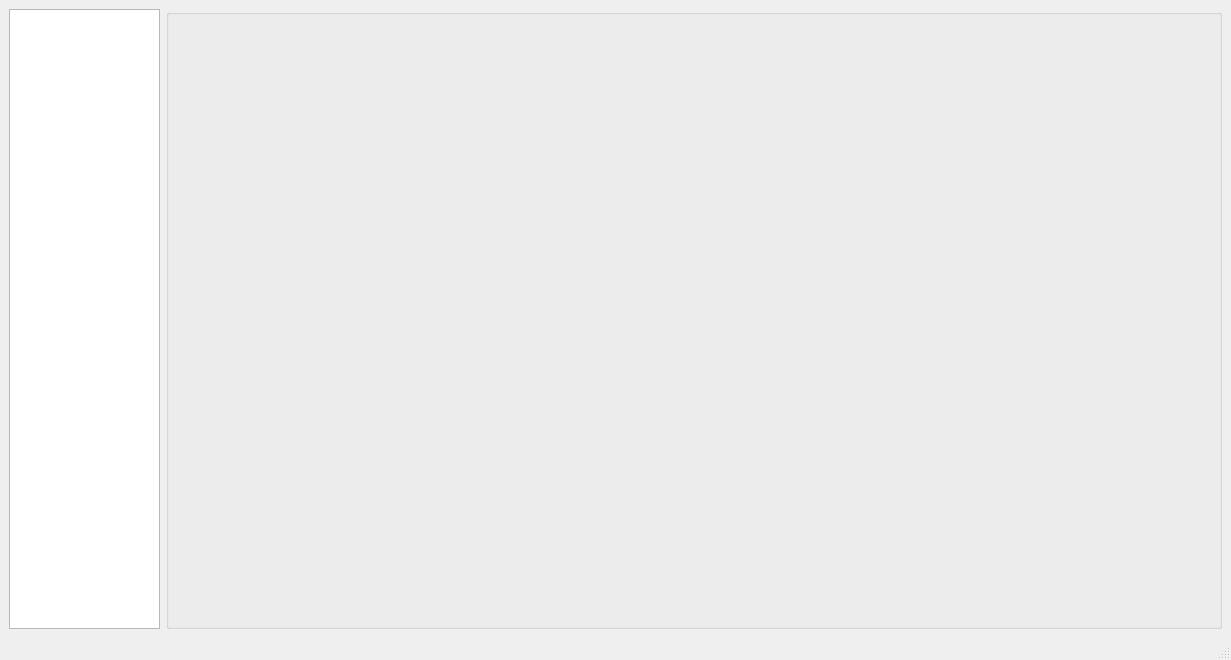
Qt form ui/mainwindow.ui (buffalotine/my_cff) before a commit.
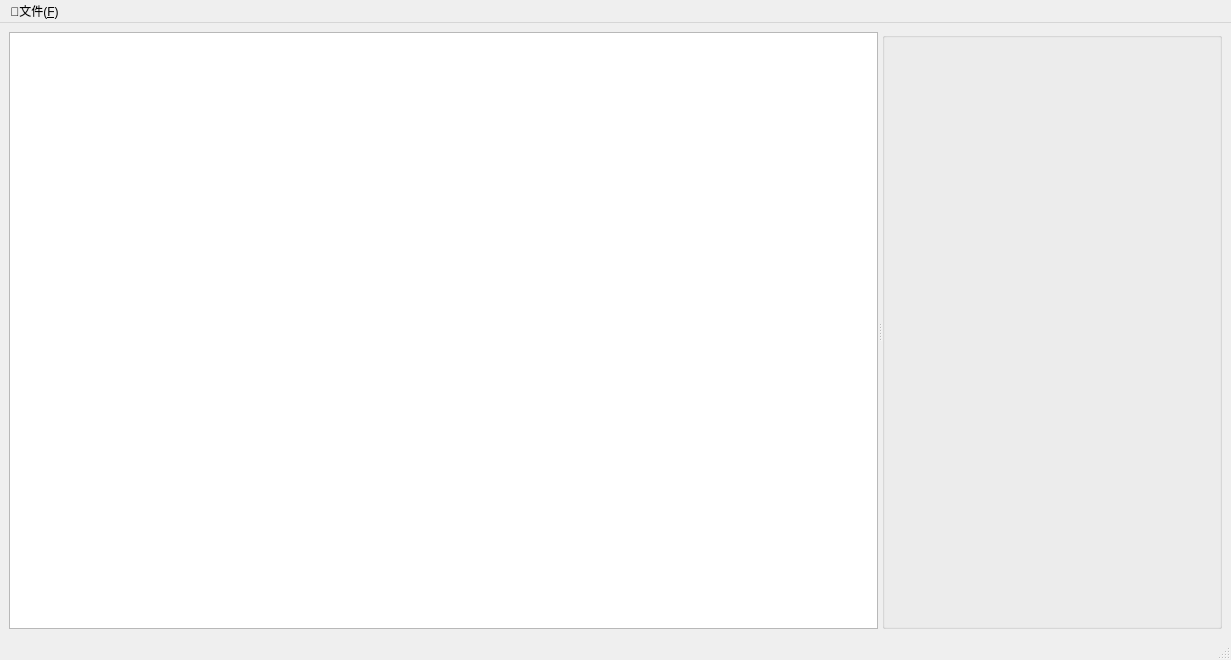
The same form after that commit. Icons and pictures are not drawn. Custom widgets are drawn as their Qt base class.

Diff of the .ui file:
```diff
--- a/ui/mainwindow.ui
+++ b/ui/mainwindow.ui
@@ -18,10 +18,21 @@
     <normaloff>:/images/images/icon/navigation/m8.ico</normaloff>:/images/images/icon/navigation/m8.ico</iconset>
   </property>
   <widget class="QWidget" name="centralWidget">
-   <layout class="QGridLayout" name="gridLayout">
-    <item row="0" column="0">
-     <layout class="QHBoxLayout" name="horizontalLayout" stretch="1,7">
+   <layout class="QHBoxLayout" name="horizontalLayout">
       <item>
+     <widget class="QSplitter" name="mainSplitter">
+      <property name="lineWidth">
+       <number>1</number>
+      </property>
+      <property name="midLineWidth">
+       <number>0</number>
+      </property>
+      <property name="orientation">
+       <enum>Qt::Orientation::Horizontal</enum>
+      </property>
+      <property name="opaqueResize">
+       <bool>true</bool>
+      </property>
        <widget class="NavigationView" name="navigationView">
         <attribute name="headerVisible">
          <bool>false</bool>
@@ -32,15 +43,12 @@
          </property>
         </column>
        </widget>
-      </item>
-      <item>
        <widget class="QGroupBox" name="subViewContainer">
         <property name="title">
          <string/>
         </property>
        </widget>
-      </item>
-     </layout>
+     </widget>
     </item>
    </layout>
   </widget>
@@ -50,9 +58,19 @@
      <x>0</x>
      <y>0</y>
      <width>1231</width>
-     <height>21</height>
+     <height>22</height>
     </rect>
    </property>
+   <widget class="QMenu" name="menu">
+    <property name="title">
+     <string>📂文件(&amp;F)</string>
+    </property>
+    <addaction name="actionopen"/>
+    <addaction name="actionclose"/>
+    <addaction name="separator"/>
+    <addaction name="actionexit"/>
+   </widget>
+   <addaction name="menu"/>
   </widget>
   <widget class="QStatusBar" name="statusbar"/>
  </widget>
```
Left out of the diff: 27 changed lines with no effect on the pictures. Lines whose indentation alone changed are shown as unchanged.
